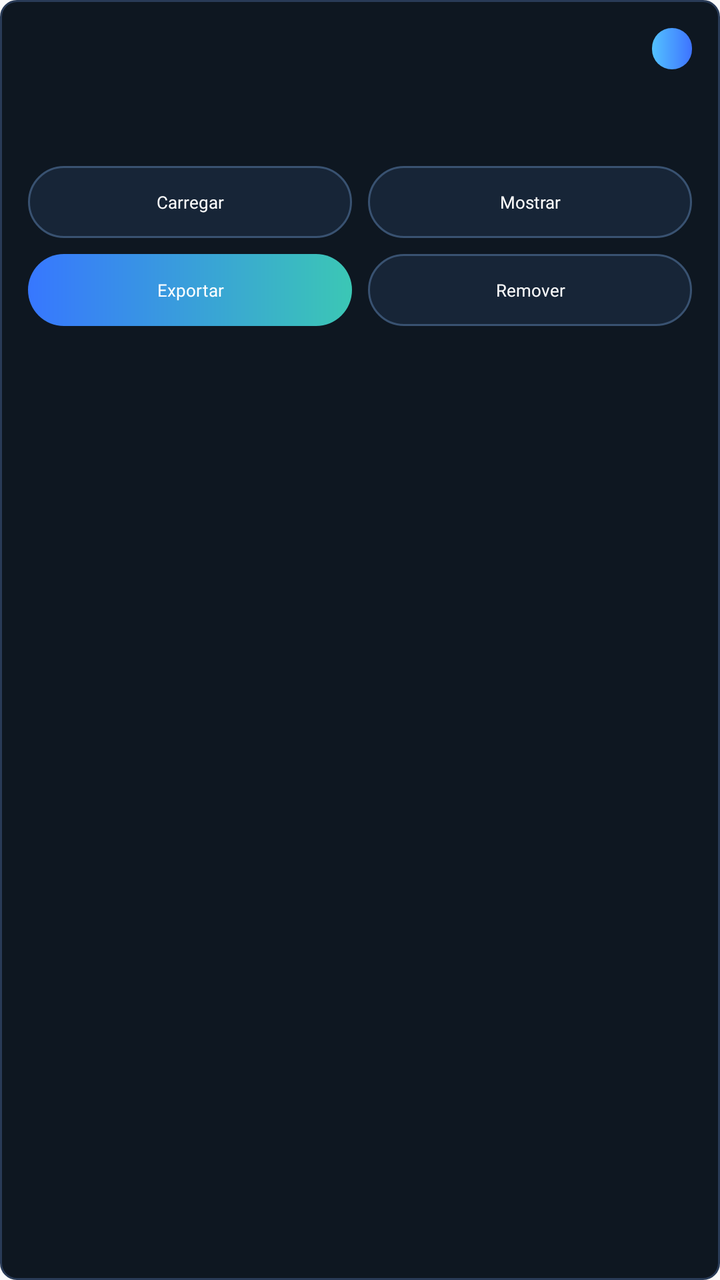
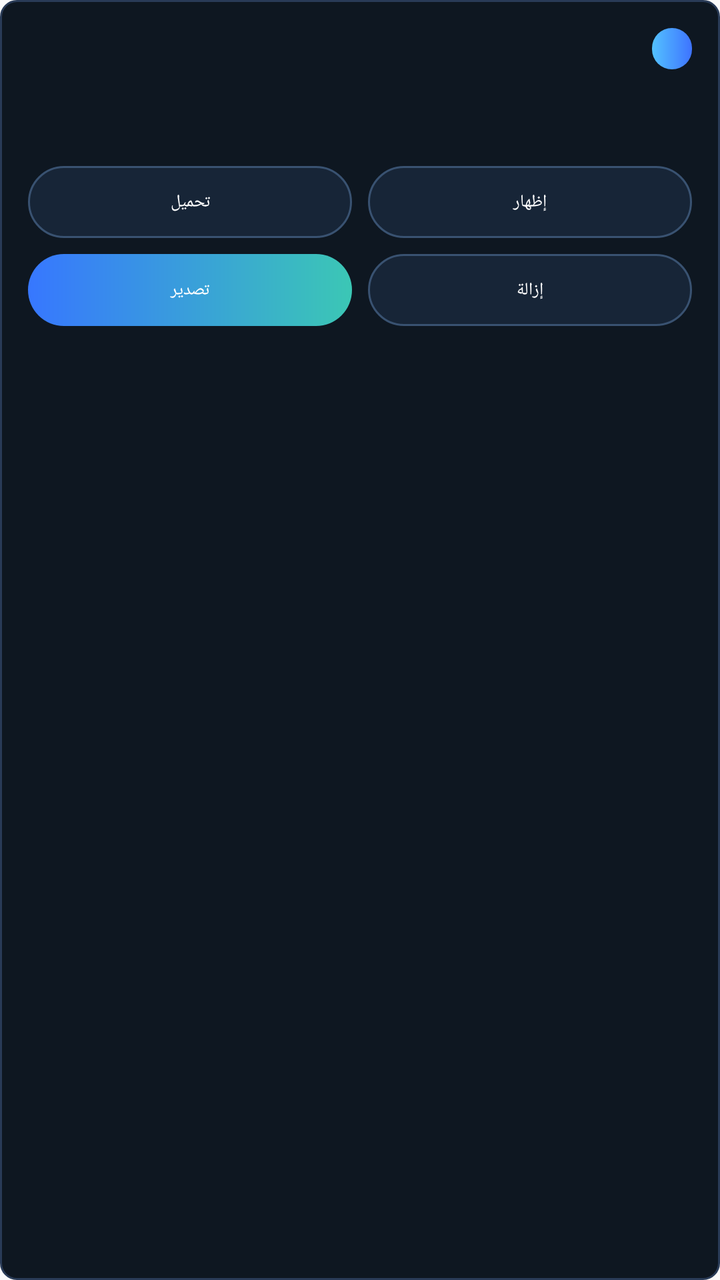

The first picture is an Android layout as it rendered before a commit; the second is the same layout after the commit. The layout source and the unified diff follow.
<!-- AndroidManifest.xml: application theme Theme.AppCompat.Light.NoActionBar.FullScreen -->
<!-- res/layout/item_pickup_studio.xml -->
<?xml version="1.0" encoding="utf-8"?>
<LinearLayout xmlns:android="http://schemas.android.com/apk/res/android"
    android:id="@+id/pickup_studio_item_surface"
    android:layout_width="match_parent"
    android:layout_height="wrap_content"
    android:layout_marginBottom="10dp"
    android:background="@drawable/pickup_studio_item_surface"
    android:orientation="vertical"
    android:padding="14dp">

    <LinearLayout
        android:layout_width="match_parent"
        android:layout_height="wrap_content"
        android:gravity="center_vertical"
        android:orientation="horizontal">

        <TextView
            android:id="@+id/pickup_item_name"
            android:layout_width="0dp"
            android:layout_height="wrap_content"
            android:layout_weight="1"
            android:fontFamily="@font/montserrat_black"
            android:textColor="@android:color/white"
            android:textSize="11sp" />

        <TextView
            android:id="@+id/pickup_item_badge"
            android:layout_width="wrap_content"
            android:layout_height="wrap_content"
            android:background="@drawable/pickup_studio_badge"
            android:fontFamily="@font/montserrat_black"
            android:paddingStart="10dp"
            android:paddingTop="5dp"
            android:paddingEnd="10dp"
            android:paddingBottom="5dp"
            android:textAllCaps="true"
            android:textColor="@android:color/white"
            android:textSize="7.5sp" />
    </LinearLayout>

    <TextView
        android:id="@+id/pickup_item_meta"
        android:layout_width="match_parent"
        android:layout_height="wrap_content"
        android:layout_marginTop="8dp"
        android:fontFamily="@font/montserrat_medium"
        android:textColor="#A3BAD8"
        android:textSize="9sp" />

    <TextView
        android:id="@+id/pickup_item_coords"
        android:layout_width="match_parent"
        android:layout_height="wrap_content"
        android:layout_marginTop="5dp"
        android:fontFamily="monospace"
        android:textColor="#7FD8FF"
        android:textSize="8sp" />

    <LinearLayout
        android:layout_width="match_parent"
        android:layout_height="wrap_content"
        android:layout_marginTop="12dp"
        android:orientation="horizontal">

        <TextView
            android:id="@+id/pickup_item_button_load"
            android:layout_width="0dp"
            android:layout_height="36dp"
            android:layout_weight="1"
            android:background="@drawable/pickup_studio_secondary_button"
            android:fontFamily="@font/montserrat_bold"
            android:gravity="center"
            android:text="Carregar"
            android:textColor="@android:color/white"
            android:textSize="8.5sp" />

        <TextView
            android:id="@+id/pickup_item_button_preview"
            android:layout_width="0dp"
            android:layout_height="36dp"
            android:layout_marginStart="8dp"
            android:layout_weight="1"
            android:background="@drawable/pickup_studio_secondary_button"
            android:fontFamily="@font/montserrat_bold"
            android:gravity="center"
            android:text="Mostrar"
            android:textColor="@android:color/white"
            android:textSize="8.5sp" />
    </LinearLayout>

    <LinearLayout
        android:layout_width="match_parent"
        android:layout_height="wrap_content"
        android:layout_marginTop="8dp"
        android:orientation="horizontal">

        <TextView
            android:id="@+id/pickup_item_button_copy"
            android:layout_width="0dp"
            android:layout_height="36dp"
            android:layout_weight="1"
            android:background="@drawable/pickup_studio_primary_button"
            android:fontFamily="@font/montserrat_black"
            android:gravity="center"
            android:text="Exportar"
            android:textColor="@android:color/white"
            android:textSize="8.5sp" />

        <TextView
            android:id="@+id/pickup_item_button_delete"
            android:layout_width="0dp"
            android:layout_height="36dp"
            android:layout_marginStart="8dp"
            android:layout_weight="1"
            android:background="@drawable/pickup_studio_secondary_button"
            android:fontFamily="@font/montserrat_bold"
            android:gravity="center"
            android:text="Remover"
            android:textColor="@android:color/white"
            android:textSize="8.5sp" />
    </LinearLayout>

</LinearLayout>
<!-- resources referenced by this layout -->
<resources>
  <!-- drawable pickup_studio_badge (drawable) -->
  <?xml version="1.0" encoding="utf-8"?>
  <shape xmlns:android="http://schemas.android.com/apk/res/android">
      <corners android:radius="999dp" />
      <gradient
          android:angle="0"
          android:endColor="#3E73FF"
          android:startColor="#53C2FF" />
  </shape>
  <!-- drawable pickup_studio_item_surface (drawable) -->
  <?xml version="1.0" encoding="utf-8"?>
  <shape xmlns:android="http://schemas.android.com/apk/res/android">
      <corners android:radius="8dp" />
      <solid android:color="#0E1721" />
      <stroke
          android:width="1dp"
          android:color="#293B57" />
  </shape>
  <!-- drawable pickup_studio_primary_button (drawable) -->
  <?xml version="1.0" encoding="utf-8"?>
  <shape xmlns:android="http://schemas.android.com/apk/res/android">
      <corners android:radius="18dp" />
      <gradient
          android:angle="0"
          android:endColor="#3BC7B5"
          android:startColor="#3777FF" />
  </shape>
  <!-- drawable pickup_studio_secondary_button (drawable) -->
  <?xml version="1.0" encoding="utf-8"?>
  <shape xmlns:android="http://schemas.android.com/apk/res/android">
      <corners android:radius="18dp" />
      <solid android:color="#172537" />
      <stroke
          android:width="1dp"
          android:color="#395271" />
  </shape>
  <style name="Theme.AppCompat.Light.NoActionBar.FullScreen" parent="@style/Theme.AppCompat.Light.NoActionBar">
          <item name="android:windowNoTitle">true</item>
          <item name="android:windowActionBar">false</item>
          <item name="android:windowFullscreen">true</item>
          <item name="android:windowContentOverlay">@null</item>
          <item name="android:windowLayoutInDisplayCutoutMode">shortEdges</item>
      </style>
</resources>

<!-- the commit's change to res/layout/item_pickup_studio.xml (unified diff, before → after) -->
@@ -70,7 +70,7 @@
             android:background="@drawable/pickup_studio_secondary_button"
             android:fontFamily="@font/montserrat_bold"
             android:gravity="center"
-            android:text="Carregar"
+            android:text="تحميل"
             android:textColor="@android:color/white"
             android:textSize="8.5sp" />
 
@@ -83,7 +83,7 @@
             android:background="@drawable/pickup_studio_secondary_button"
             android:fontFamily="@font/montserrat_bold"
             android:gravity="center"
-            android:text="Mostrar"
+            android:text="إظهار"
             android:textColor="@android:color/white"
             android:textSize="8.5sp" />
     </LinearLayout>
@@ -102,7 +102,7 @@
             android:background="@drawable/pickup_studio_primary_button"
             android:fontFamily="@font/montserrat_black"
             android:gravity="center"
-            android:text="Exportar"
+            android:text="تصدير"
             android:textColor="@android:color/white"
             android:textSize="8.5sp" />
 
@@ -115,7 +115,7 @@
             android:background="@drawable/pickup_studio_secondary_button"
             android:fontFamily="@font/montserrat_bold"
             android:gravity="center"
-            android:text="Remover"
+            android:text="إزالة"
             android:textColor="@android:color/white"
             android:textSize="8.5sp" />
     </LinearLayout>
